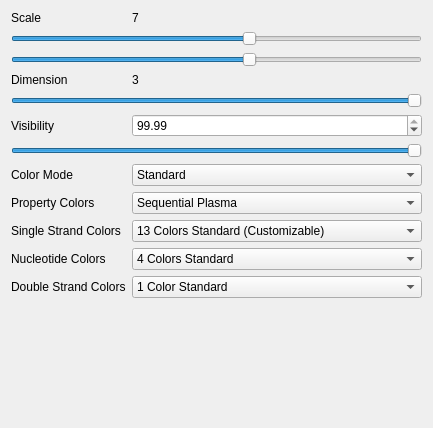
The window that AdenitaCoreSE/form/SEAdenitaVisualModelProperties.ui (edellano/Adenita-SAMSON-Edition) describes before a commit, drawn with Qt 5.
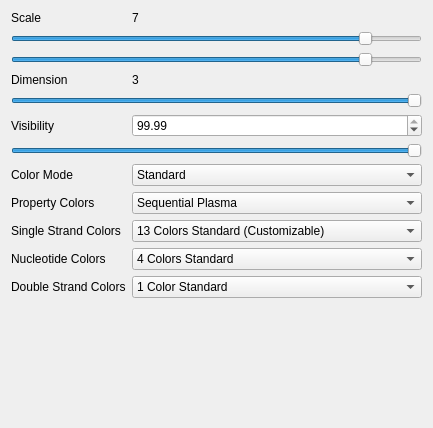
The same window after the commit.

Commit message: selection in last scale

```diff
--- a/AdenitaCoreSE/form/SEAdenitaVisualModelProperties.ui
+++ b/AdenitaCoreSE/form/SEAdenitaVisualModelProperties.ui
@@ -39,7 +39,7 @@
      <item row="1" column="0" colspan="2">
       <widget class="QSlider" name="hslDiscreteScale">
        <property name="maximum">
-        <number>12</number>
+        <number>8</number>
        </property>
        <property name="value">
         <number>7</number>
@@ -52,7 +52,7 @@
      <item row="2" column="0" colspan="2">
       <widget class="QSlider" name="hslScale">
        <property name="maximum">
-        <number>120</number>
+        <number>80</number>
        </property>
        <property name="singleStep">
         <number>1</number>
```
The commit also changes 2 other files.
